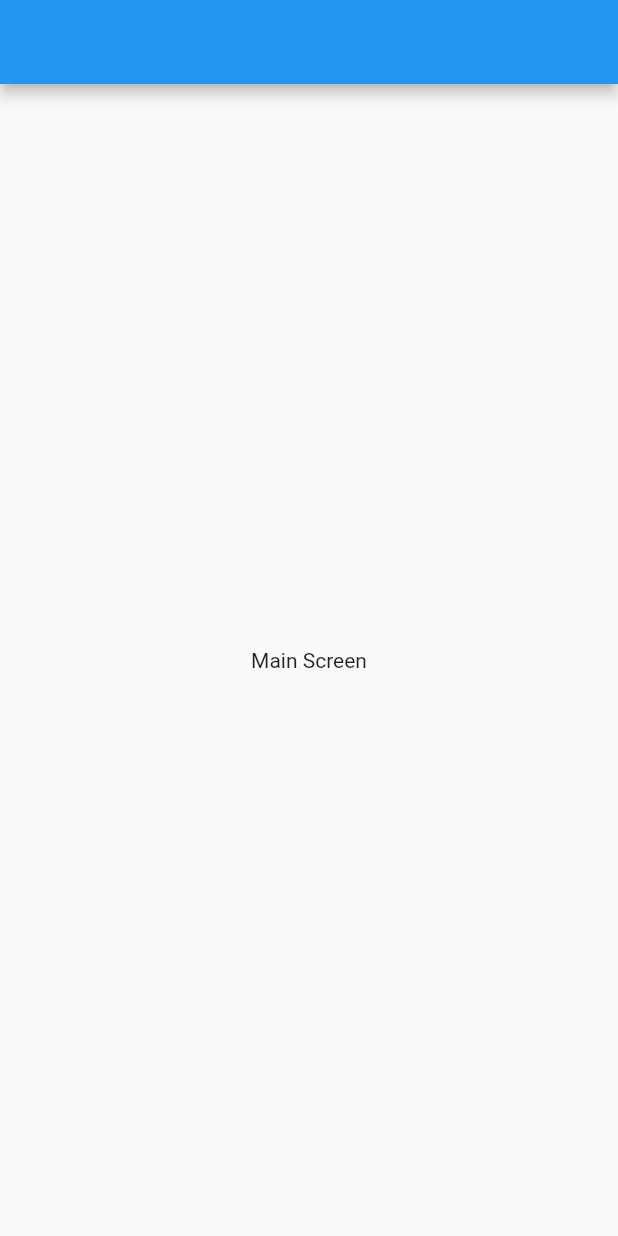
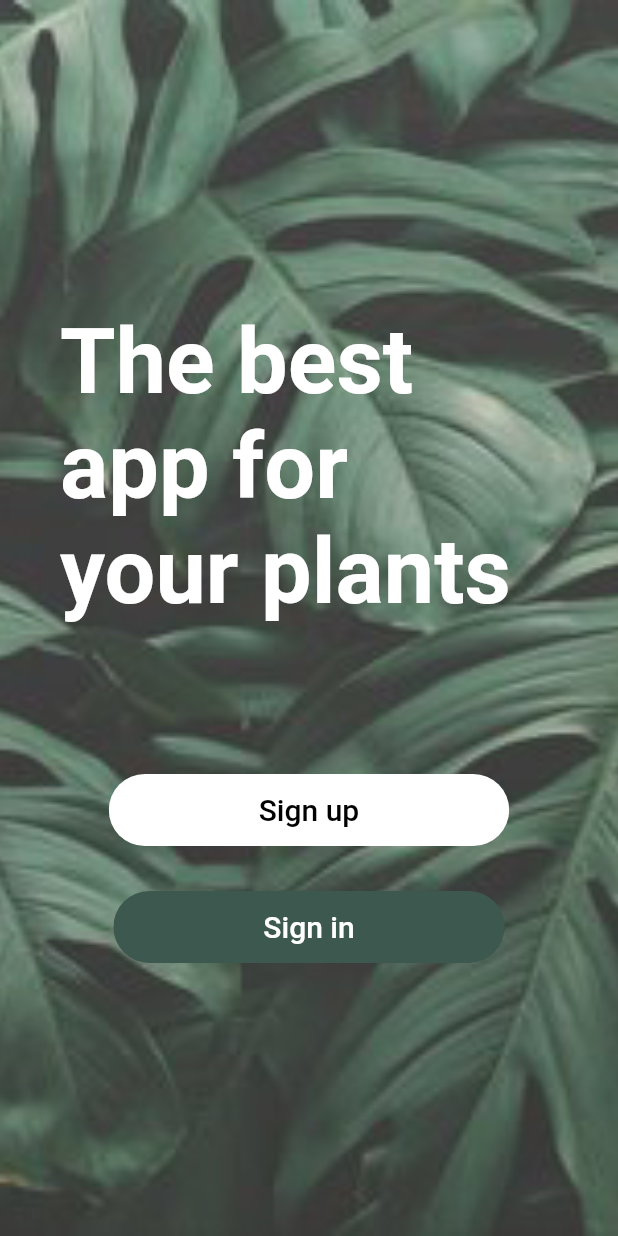
Before and after one commit to leobit-flutter-2021/PlantAppRMN, a Flutter app: the screen it shows after launch, on a phone screen of 412 x 824 dp. Run offline on Flutter 3.47's test engine with Material 2 defaults, Android fonts, the phone set to English and light mode, and no system bars.

Commit message:
Main screen was added

```diff
--- a/lib/main.dart
+++ b/lib/main.dart
@@ -1,4 +1,5 @@
 import 'package:flutter/material.dart';
+import 'package:plant_app/main_screen.dart';
 
 void main() {
   runApp(const MyApp());
@@ -14,21 +15,7 @@ class MyApp extends StatelessWidget {
       theme: ThemeData(
         primarySwatch: Colors.blue,
       ),
-      home: MainScreen(),
+      home: const MainScreen(),
     );
   }
 }
-
-class MainScreen extends StatelessWidget {
-  const MainScreen({Key? key}) : super(key: key);
-
-  @override
-  Widget build(BuildContext context) {
-    return Scaffold(
-      appBar: AppBar(),
-      body: const Center(
-        child: Text('Main Screen'),
-      ),
-    );
-  }
-}
--- /dev/null
+++ b/lib/main_screen.dart
@@ -0,0 +1,105 @@
+import 'package:flutter/material.dart';
+import 'package:plant_app/sign_in_page.dart';
+import 'package:plant_app/sign_up_page.dart';
+
+class MainScreen extends StatefulWidget {
+  const MainScreen({Key? key}) : super(key: key);
+
+  @override
+  State<MainScreen> createState() => _MainScreenState();
+}
+
+class _MainScreenState extends State<MainScreen> {
+  @override
+  Widget build(BuildContext context) {
+    return Scaffold(
+      body: Container(
+        width: MediaQuery.of(context).size.width,
+        height: MediaQuery.of(context).size.height,
+        decoration: const BoxDecoration(
+          image: DecorationImage(
+            image: AssetImage("assets/main_screen_plant.jpg"),
+            fit: BoxFit.cover,
+          ),
+        ),
+        child: Column(children: [
+          SizedBox(height: MediaQuery.of(context).size.height / 4),
+          Align(
+            alignment: Alignment.centerLeft,
+            child: Container(
+              margin: const EdgeInsets.only(left: 40),
+              child: const Text(
+                "The best \napp for \nyour plants",
+                style: TextStyle(
+                    fontWeight: FontWeight.bold,
+                    color: Colors.white,
+                    fontSize: 60),
+                textAlign: TextAlign.left,
+              ),
+            ),
+          ),
+          const SizedBox(height: 100),
+          ClipRRect(
+            borderRadius: BorderRadius.circular(100),
+            child: Stack(
+              children: <Widget>[
+                Positioned.fill(
+                  child: Container(
+                    decoration: const BoxDecoration(color: Colors.white),
+                  ),
+                ),
+                TextButton(
+                    style: TextButton.styleFrom(
+                      padding: const EdgeInsets.only(left: 100, right: 100),
+                      primary: Colors.white,
+                    ),
+                    onPressed: () {
+                      Navigator.push(
+                        context,
+                        MaterialPageRoute(builder: (context) {
+                          return const SignUpPage();
+                        }),
+                      );
+                    },
+                    child: const Text(
+                      'Sign up',
+                      style: TextStyle(fontSize: 20, color: Colors.black),
+                    )),
+              ],
+            ),
+          ),
+          const SizedBox(height: 30),
+          ClipRRect(
+            borderRadius: BorderRadius.circular(100),
+            child: Stack(
+              children: <Widget>[
+                Positioned.fill(
+                  child: Container(
+                    decoration: const BoxDecoration(
+                        color: Color.fromRGBO(61, 88, 79, 1)),
+                  ),
+                ),
+                TextButton(
+                    style: TextButton.styleFrom(
+                      padding: const EdgeInsets.only(left: 100, right: 100),
+                    ),
+                    onPressed: () {
+                      Navigator.push(
+                        context,
+                        MaterialPageRoute(builder: (context) {
+                          return const SignInPage();
+                        }),
+                      );
+                    },
+                    child: const Text(
+                      'Sign in',
+                      style: TextStyle(fontSize: 20, color: Colors.white),
+                    )),
+              ],
+            ),
+          ),
+        ]),
+      ),
+    );
+  }
+}
```
